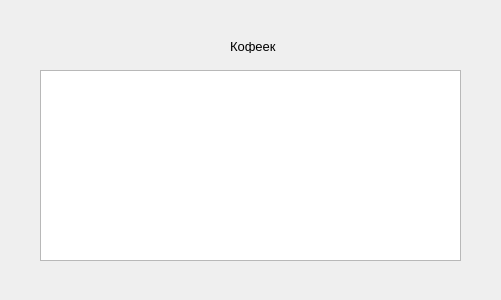
Old version of the form main.ui in the repository Dmitriyburin/coffee.
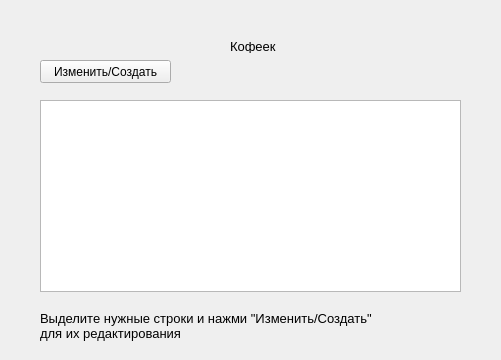
New version of the form.

Commit message: Капучино

The edit to the form file:
```diff
--- a/main.ui
+++ b/main.ui
@@ -7,7 +7,7 @@
     <x>0</x>
     <y>0</y>
     <width>501</width>
-    <height>300</height>
+    <height>360</height>
    </rect>
   </property>
   <property name="windowTitle">
@@ -31,16 +31,48 @@
     <string>Кофеек</string>
    </property>
   </widget>
-  <widget class="QTableView" name="tableView">
+  <widget class="QPushButton" name="pushButton">
    <property name="geometry">
     <rect>
      <x>40</x>
-     <y>70</y>
+     <y>60</y>
+     <width>131</width>
+     <height>23</height>
+    </rect>
+   </property>
+   <property name="text">
+    <string>Изменить/Создать</string>
+   </property>
+  </widget>
+  <widget class="QTableWidget" name="tableWidget">
+   <property name="geometry">
+    <rect>
+     <x>40</x>
+     <y>100</y>
      <width>421</width>
-     <height>191</height>
+     <height>192</height>
     </rect>
    </property>
   </widget>
+  <widget class="QLabel" name="label_2">
+   <property name="geometry">
+    <rect>
+     <x>40</x>
+     <y>310</y>
+     <width>381</width>
+     <height>31</height>
+    </rect>
+   </property>
+   <property name="font">
+    <font>
+     <pointsize>10</pointsize>
+    </font>
+   </property>
+   <property name="text">
+    <string>Выделите нужные строки и нажми &quot;Изменить/Создать&quot;
+для их редактирования</string>
+   </property>
+  </widget>
  </widget>
  <resources/>
  <connections/>
```
The commit also changes 2 other files.
